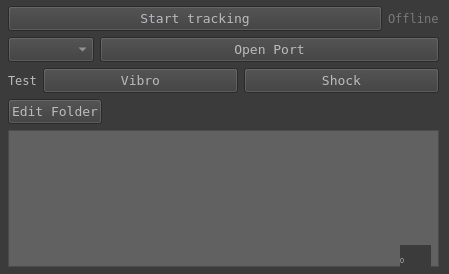
Kitiketov/BetterDamageManager, file untitled.ui: the form before one commit.
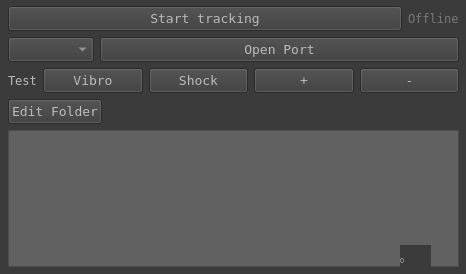
The form after the commit.

Commit message: fix bugs, add power regulation

What changed in the file:
```diff
--- a/untitled.ui
+++ b/untitled.ui
@@ -9,7 +9,7 @@
    <rect>
     <x>0</x>
     <y>0</y>
-    <width>449</width>
+    <width>466</width>
     <height>274</height>
    </rect>
   </property>
@@ -37,7 +37,7 @@
      <rect>
       <x>8</x>
       <y>6</y>
-      <width>431</width>
+      <width>451</width>
       <height>261</height>
      </rect>
     </property>
@@ -262,6 +262,74 @@
          </property>
         </widget>
        </item>
+       <item>
+        <widget class="QPushButton" name="powerUpButton">
+         <property name="sizePolicy">
+          <sizepolicy hsizetype="Minimum" vsizetype="Fixed">
+           <horstretch>0</horstretch>
+           <verstretch>0</verstretch>
+          </sizepolicy>
+         </property>
+         <property name="font">
+          <font>
+           <family>Terminal</family>
+           <pointsize>10</pointsize>
+           <weight>50</weight>
+           <italic>false</italic>
+           <bold>false</bold>
+          </font>
+         </property>
+         <property name="styleSheet">
+          <string notr="true">QPushButton{
+	background-color: rgb(59, 59, 59);
+	color: rgb(185, 187, 190);
+	font: 10pt &quot;Terminal&quot;;
+}
+QPushButton:hover{
+	background-color:rgb(97, 97, 97);
+	color: rgb(216, 217, 218);
+	font: 10pt &quot;Terminal&quot;;
+}</string>
+         </property>
+         <property name="text">
+          <string>+</string>
+         </property>
+        </widget>
+       </item>
+       <item>
+        <widget class="QPushButton" name="powerDownButton">
+         <property name="sizePolicy">
+          <sizepolicy hsizetype="Minimum" vsizetype="Fixed">
+           <horstretch>0</horstretch>
+           <verstretch>0</verstretch>
+          </sizepolicy>
+         </property>
+         <property name="font">
+          <font>
+           <family>Terminal</family>
+           <pointsize>10</pointsize>
+           <weight>50</weight>
+           <italic>false</italic>
+           <bold>false</bold>
+          </font>
+         </property>
+         <property name="styleSheet">
+          <string notr="true">QPushButton{
+	background-color: rgb(59, 59, 59);
+	color: rgb(185, 187, 190);
+	font: 10pt &quot;Terminal&quot;;
+}
+QPushButton:hover{
+	background-color:rgb(97, 97, 97);
+	color: rgb(216, 217, 218);
+	font: 10pt &quot;Terminal&quot;;
+}</string>
+         </property>
+         <property name="text">
+          <string>-</string>
+         </property>
+        </widget>
+       </item>
       </layout>
      </item>
      <item>
```
The commit also changes 3 other files.
